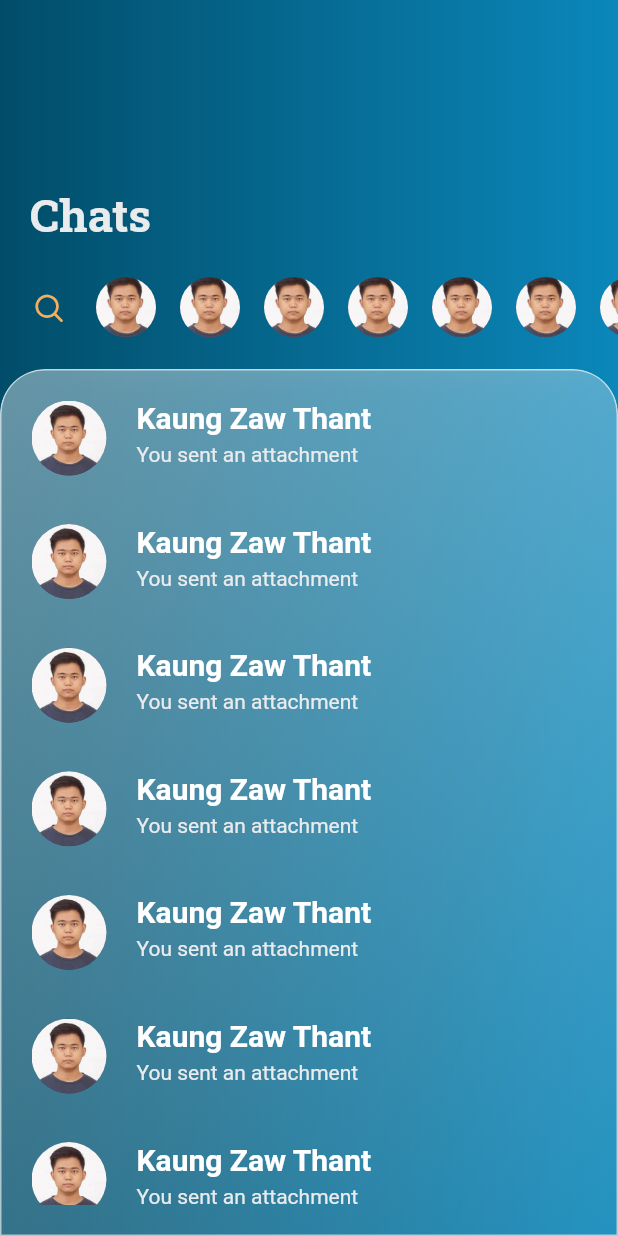
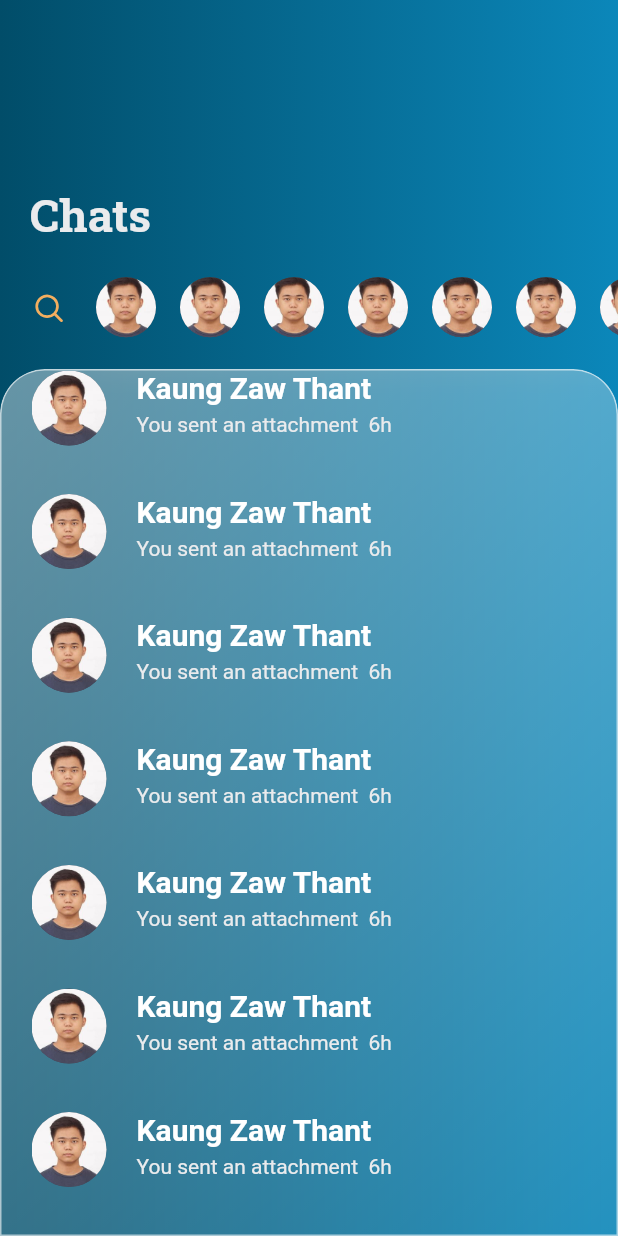
Before and after one commit to alphakzt99/Consult, a Flutter app: the Chat screen opened directly, on a phone screen of 412 x 824 dp. Run offline on Flutter 3.47's test engine with Material 2 defaults, Android fonts, the phone set to English and light mode, and no system bars; drawn by our look-alikes of flutter_swipe_action_cell, glass_kit; our stand-ins replace fluentui_system_icons, remixicon; missing offline and left inert: iconify_flutter.

Commit message:
chat needs correction

```diff
--- a/lib/pages/chat.dart
+++ b/lib/pages/chat.dart
@@ -1,5 +1,7 @@
+import 'package:consult_app/main.dart';
 import 'package:fluentui_system_icons/fluentui_system_icons.dart';
 import 'package:flutter/material.dart';
+import 'package:flutter_swipe_action_cell/flutter_swipe_action_cell.dart';
 import 'package:glass_kit/glass_kit.dart';
 import 'package:iconify_flutter/icons/wi.dart';
 
@@ -70,7 +72,7 @@ class _ChatState extends State<Chat> {
         ),
         Flexible(
           child: GlassContainer(
-            padding: EdgeInsets.all(20),
+            padding: EdgeInsets.symmetric(horizontal: 20, vertical: 0),
             borderRadius: BorderRadius.only(
                 topLeft: Radius.circular(30), topRight: Radius.circular(30)),
             height: size.height,
@@ -100,9 +102,73 @@ class _ChatState extends State<Chat> {
                 itemCount: 10,
                 scrollDirection: Axis.vertical,
                 itemBuilder: ((context, index) {
-                  return Container(
+                  return SwipeActionCell(
+                    trailingActions: [
+                      SwipeAction(
+                                  backgroundRadius: 20,
+                                  color: Theme.of(context).primaryColorDark,
+                                  content: Container(
+                                    width: 50,
+                                    height: 50,
+                                    child: Icon(
+                                      FluentIcons.delete_20_regular,
+                                      color: Theme.of(context).backgroundColor,
+                                    ),
+                                    decoration: BoxDecoration(
+                                        borderRadius:
+                                            BorderRadius.circular(25)),
+                                  ),
+                                  nestedAction: SwipeNestedAction(
+                                      content: Container(
+                                          decoration: BoxDecoration(
+                                              color: Theme.of(context)
+                                                  .primaryColorDark),
+                                          width: size.width * 0.2,
+                                          height: size.height * 0.12,
+                                          child: OverflowBox(
+                                            maxWidth: double.infinity,
+                                            child: OutlinedButton(
+                                                style: ButtonStyle(
+                                                    side: MaterialStateProperty
+                                                        .all(BorderSide(
+                                                            color: Colors
+                                                                .transparent))),
+                                                onPressed: () {
+                                                  chatHeads.removeAt(index);
+                                                  setState(() {});
+                                                },
+                                                child: Row(
+                                                  children: [
+                                                    Icon(
+                                                      FluentIcons.delete_20_regular,
+                                                      color: Theme.of(context)
+                                                          .backgroundColor,
+                                                    ),
+                                                    Text(
+                                                      " Delete",
+                                                      style: TextStyle(
+                                                          color: Theme.of(
+                                                                  context)
+                                                              .backgroundColor,
+                                                          fontFamily: font,
+                                                          fontWeight:
+                                                              FontWeight.bold,
+                                                          fontSize: 20),
+                                                    )
+                                                  ],
+                                                )),
+                                          ))),
+                                  onTap: (CompletionHandler handler) async {
+                                    await handler(true);
+                                    chatHeads.removeAt(index);
+                                    setState(() {});
+                                  }),
+                            ],
+                    key: ValueKey(index),
+                    child: Container(
                       width: size.width * 0.8,
                       height: size.height * 0.1,
+                      color: Colors.transparent,
                       child: Row(
                           crossAxisAlignment: CrossAxisAlignment.start,
                           children: [
@@ -122,14 +188,24 @@ class _ChatState extends State<Chat> {
                                   "Kaung Zaw Thant",
                                   style: Theme.of(context).textTheme.headline3,
                                 ),
-                              SizedBox(height: 5,),
-                              Text(
-                                "You sent an attachment",
-                                style: Theme.of(context).textTheme.bodyText2,
-                              )
+                                SizedBox(
+                                  height: 5,
+                                ),
+                                RichText(
+                                    text: TextSpan(children: [
+                                  TextSpan(
+                                      text: "You sent an attachment",
+                                      style:
+                                          Theme.of(context).textTheme.bodyText2),
+                                  TextSpan(
+                                      text: "  6h",
+                                      style:
+                                          Theme.of(context).textTheme.bodyText2)
+                                ]))
                               ],
                             )
                           ]),
+                    ),
                   );
                 })),
           ),
--- a/pubspec.yaml
+++ b/pubspec.yaml
@@ -39,6 +39,7 @@ dependencies:
   fluentui_system_icons: ^1.1.183
   vertical_tab_bar_view: ^0.0.1
   glass_kit: ^2.0.1
+  flutter_swipe_action_cell: ^3.0.4
 
 dev_dependencies:
   flutter_test:
```
Also changed, not shown: lib/pages/main_page.dart (+24 -11 lines), pubspec.lock. Lines whose indentation alone changed are shown as unchanged.
